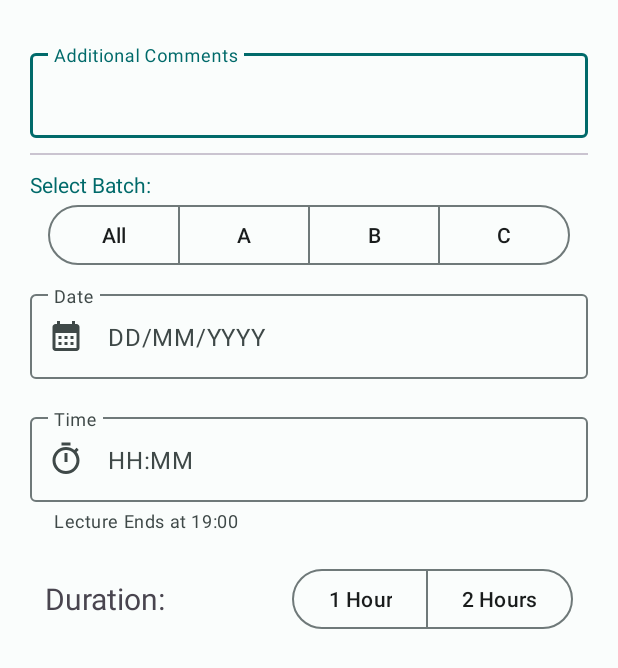
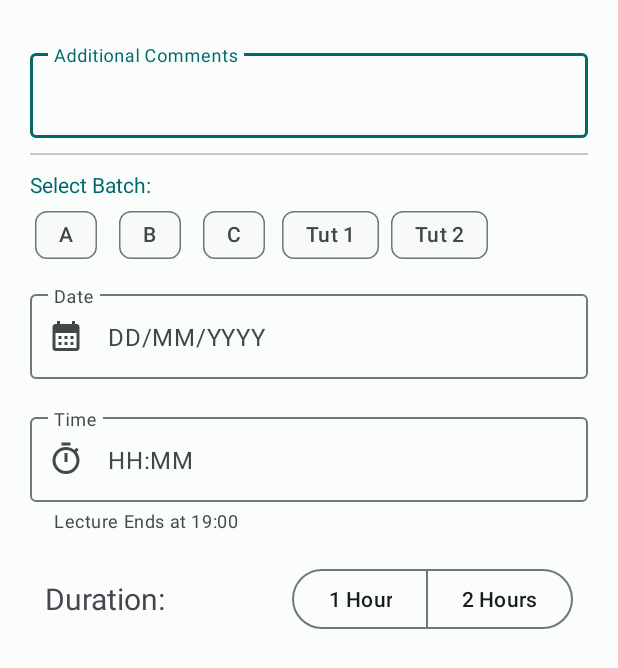
Before and after one commit to yp-ac/AttendanceTrackerAndroid, an Android app: the layout fragment_configuration.xml on its own in the app's theme, with its tools: preview values and no code run, on a phone screen of 412 x 824 dp. Shown: the top 668 px of the screen. Run offline under Robolectric (Android 15) with nearby library versions, the phone set to English and light mode, and no system bars.

Commit message:
complete base UI

```diff
--- a/app/build.gradle.kts
+++ b/app/build.gradle.kts
@@ -29,6 +29,9 @@ android {
         sourceCompatibility = JavaVersion.VERSION_1_8
         targetCompatibility = JavaVersion.VERSION_1_8
     }
+    buildFeatures {
+        viewBinding = true
+    }
 }
 
 dependencies {
@@ -39,6 +42,8 @@ dependencies {
 
     implementation("com.google.android.gms:play-services-code-scanner:16.1.0")
     implementation("com.github.bumptech.glide:glide:4.16.0")
+    implementation("androidx.legacy:legacy-support-v4:1.0.0")
+    implementation("androidx.recyclerview:recyclerview:1.3.0")
 
     testImplementation("junit:junit:4.13.2")
     androidTestImplementation("androidx.test.ext:junit:1.1.5")
--- a/app/src/main/java/com/example/microproject/AttendanceMarker.java
+++ b/app/src/main/java/com/example/microproject/AttendanceMarker.java
@@ -66,7 +66,7 @@ public class AttendanceMarker extends AppCompatActivity {
             sb.append(intent.getStringExtra(SectionRecyclerAdapter.EXTRA_SECTION))
                     .append(" ")
                     .append(intent.getStringExtra(SectionRecyclerAdapter.EXTRA_SEM))
-                    .append((batch.equals("Z")) ? "" : (batch + " batch"))
+                    .append((batch.equals("")) ? "" : (" " + batch + " batch"))
                     .append(" on ")
                     .append(sharedPreferences.getString("DATE", ""))
                     .append(" from ")
--- a/app/src/main/java/com/example/microproject/StudentRecyclerAdapter.java
+++ b/app/src/main/java/com/example/microproject/StudentRecyclerAdapter.java
@@ -17,7 +17,7 @@ import com.bumptech.glide.Glide;
 import com.bumptech.glide.load.MultiTransformation;
 import com.bumptech.glide.load.resource.bitmap.CenterCrop;
 import com.bumptech.glide.load.resource.bitmap.RoundedCorners;
-import com.google.android.material.switchmaterial.SwitchMaterial;
+import com.google.android.material.materialswitch.MaterialSwitch;
 
 import java.util.ArrayList;
 
@@ -87,7 +87,7 @@ public class StudentRecyclerAdapter extends RecyclerView.Adapter<StudentRecycler
     public class StudentViewHolder extends RecyclerView.ViewHolder {
 
         private TextView enrollmentNoLabel, nameLabel;
-        private SwitchMaterial attendanceButton;
+        private MaterialSwitch attendanceButton;
         private ImageView profilePic;
 
         public StudentViewHolder(@NonNull View itemView) {
--- a/app/src/main/res/layout/fragment_configuration.xml
+++ b/app/src/main/res/layout/fragment_configuration.xml
@@ -39,8 +39,8 @@
             android:layout_marginTop="10dp"
             android:textColor="?colorPrimary"/>
 
-        <com.google.android.material.button.MaterialButtonToggleGroup
-            android:id="@+id/batchButtonGroup"
+        <com.google.android.material.chip.ChipGroup
+            android:id="@+id/batchChipGroup"
             android:layout_width="match_parent"
             android:layout_height="wrap_content"
             android:gravity="center"
@@ -50,37 +50,42 @@
             app:layout_constraintHorizontal_bias="0.5"
             app:layout_constraintStart_toStartOf="parent"
             app:layout_constraintTop_toTopOf="parent"
-            app:selectionRequired="true"
             app:layout_constraintVertical_bias="0.5">
-
-            <com.google.android.material.button.MaterialButton
-                android:id="@+id/allBatches"
-                style="?attr/materialButtonOutlinedStyle"
+            <com.google.android.material.chip.Chip
+                android:id="@+id/aBatch"
                 android:layout_width="wrap_content"
                 android:layout_height="wrap_content"
-                android:text="All" />
+                style="@style/Widget.Material3.Chip.Filter"
+                android:text="A"/>
 
-            <com.google.android.material.button.MaterialButton
-                android:id="@+id/aBatch"
-                style="?attr/materialButtonOutlinedStyle"
+            <com.google.android.material.chip.Chip
+                android:id="@+id/bBatch"
                 android:layout_width="wrap_content"
                 android:layout_height="wrap_content"
-                android:text="A" />
+                style="@style/Widget.Material3.Chip.Filter"
+                android:text="B"/>
 
-            <com.google.android.material.button.MaterialButton
-                android:id="@+id/bBatch"
-                style="?attr/materialButtonOutlinedStyle"
+            <com.google.android.material.chip.Chip
+                android:id="@+id/cBatch"
                 android:layout_width="wrap_content"
                 android:layout_height="wrap_content"
-                android:text="B" />
+                style="@style/Widget.Material3.Chip.Filter"
+                android:text="C"/>
 
-            <com.google.android.material.button.MaterialButton
-                android:id="@+id/cBatch"
-                style="?attr/materialButtonOutlinedStyle"
+            <com.google.android.material.chip.Chip
+                android:id="@+id/tut1"
                 android:layout_width="wrap_content"
                 android:layout_height="wrap_content"
-                android:text="C" />
-        </com.google.android.material.button.MaterialButtonToggleGroup>
+                style="@style/Widget.Material3.Chip.Filter"
+                android:text="Tut 1"/>
+
+            <com.google.android.material.chip.Chip
+                android:id="@+id/tut2"
+                android:layout_width="wrap_content"
+                android:layout_height="wrap_content"
+                style="@style/Widget.Material3.Chip.Filter"
+                android:text="Tut 2"/>
+        </com.google.android.material.chip.ChipGroup>
 
         <com.google.android.material.textfield.TextInputLayout
             android:id="@+id/dateLayout"
```
Also changed, not shown: app/src/main/AndroidManifest.xml (+3 -6 lines), app/src/main/java/com/example/microproject/ConfigurationFragment.java (+17 -23 lines), app/src/main/java/com/example/microproject/HomePage.java (+11 -0 lines), app/src/main/java/com/example/microproject/ProfileBottomSheetFragment.java (added, +101 -0 lines), app/src/main/java/com/example/microproject/ProfilePage.java (deleted, +0 -14 lines), app/src/main/res/layout/activity_attendance_marker.xml (+5 -3 lines), app/src/main/res/layout/activity_profile_page.xml (deleted, +0 -9 lines), app/src/main/res/layout/fragment_profile_bottom_sheet.xml (added, +120 -0 lines), app/src/main/res/layout/student_attendance.xml (+5 -5 lines), app/src/main/res/values/dimens.xml (line endings or trailing spaces).
